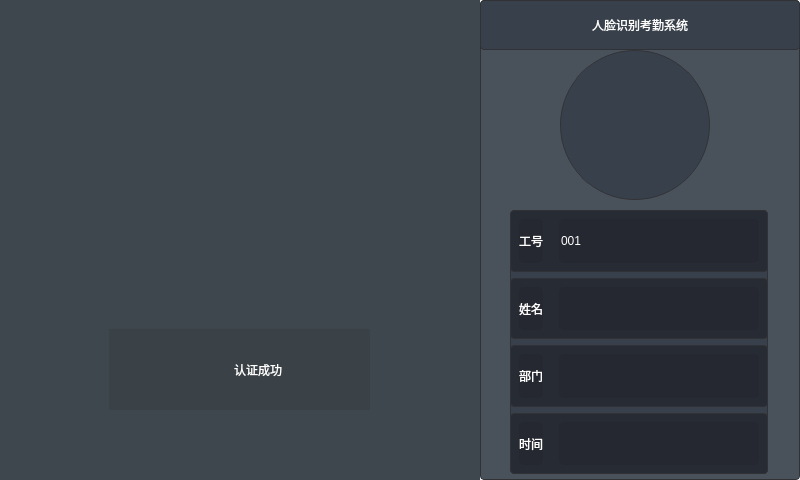
Before: the Qt Designer form Terminal design/FaceAttendance/faceattendance.ui in LeonIFR/Embeded-pro-code, drawn with Qt 5.
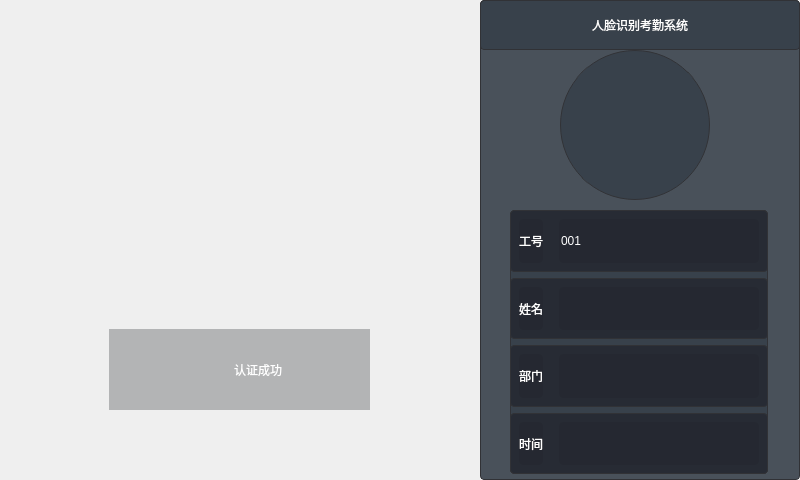
After: the same form once the commit is applied. Icons and pictures are not drawn.

What changed in the file:
```diff
--- a/Terminal design/FaceAttendance/faceattendance.ui
+++ b/Terminal design/FaceAttendance/faceattendance.ui
@@ -24,7 +24,7 @@
      </rect>
     </property>
     <property name="styleSheet">
-     <string notr="true">background-color: rgb(62, 71, 78);</string>
+     <string notr="true"/>
     </property>
     <widget class="QWidget" name="widget_2" native="true">
      <property name="geometry">
@@ -115,6 +115,22 @@
       <string notr="true">border-image: url(:/crc.png);</string>
      </property>
     </widget>
+    <widget class="QLabel" name="videoLb">
+     <property name="geometry">
+      <rect>
+       <x>0</x>
+       <y>0</y>
+       <width>480</width>
+       <height>490</height>
+      </rect>
+     </property>
+     <property name="text">
+      <string/>
+     </property>
+    </widget>
+    <zorder>videoLb</zorder>
+    <zorder>widget_2</zorder>
+    <zorder>headpic</zorder>
    </widget>
    <widget class="QWidget" name="widget_4" native="true">
     <property name="geometry">
```
Left out of the diff: 4 changed lines with no effect on the pictures.
